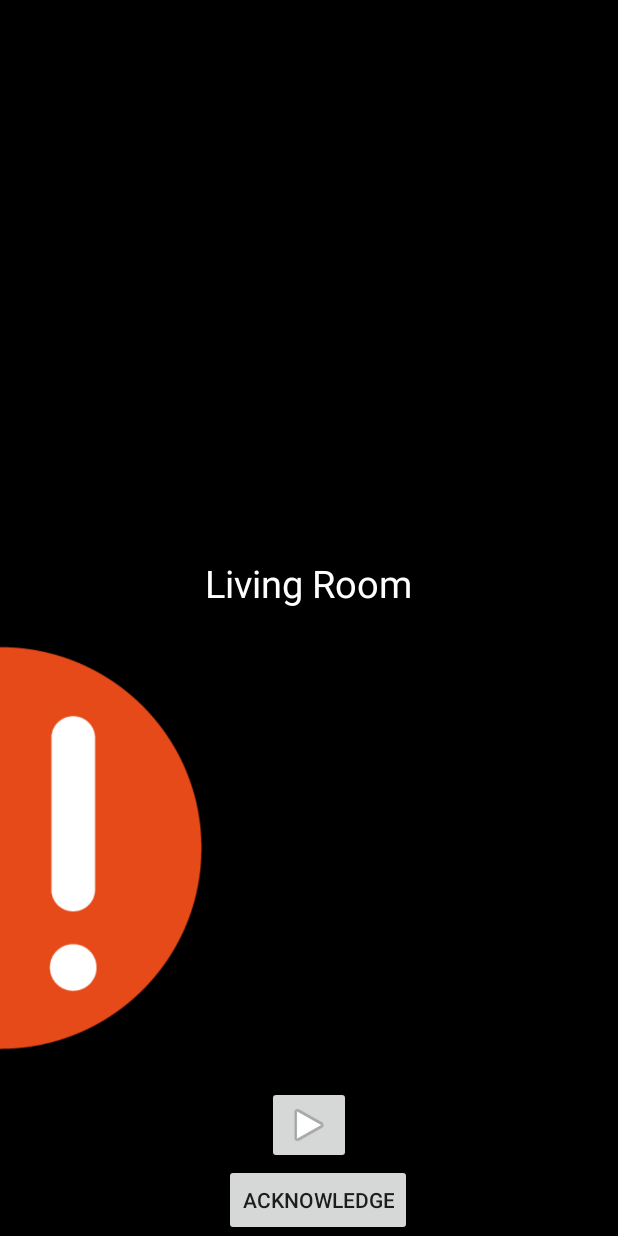
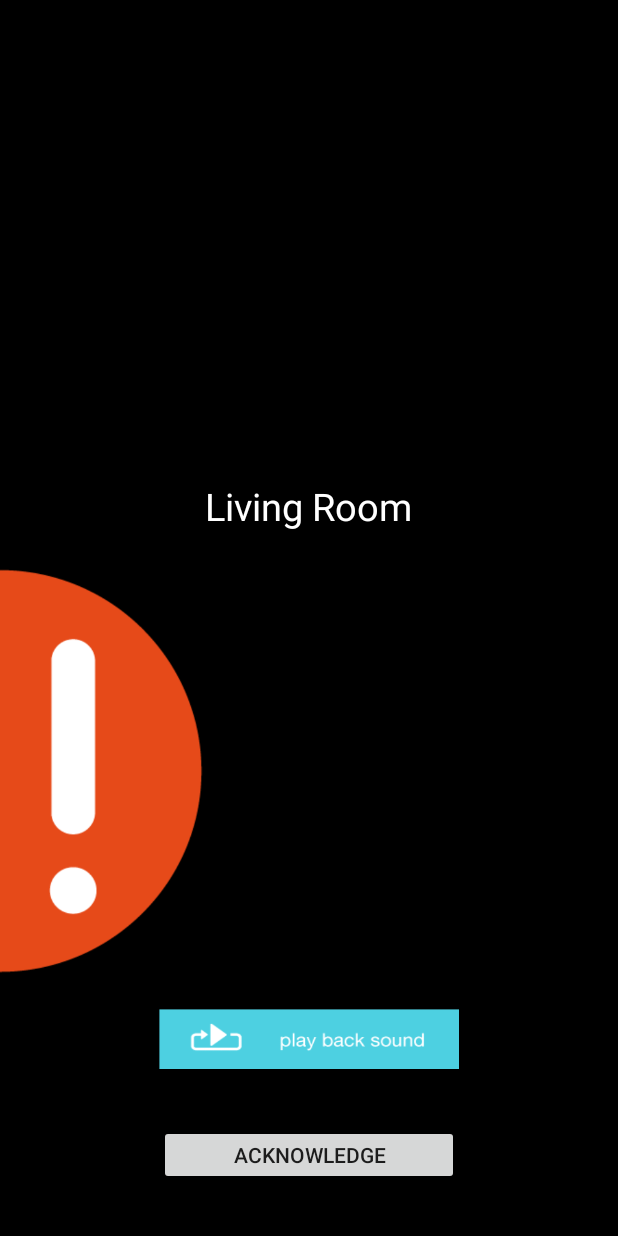
Before and after one commit to SNAP-SAPIENT/ThirdEar, an Android app: the AlertActivity screen opened directly, with no data from a screen before it, on a phone screen of 412 x 824 dp. Run offline under Robolectric (Android 15) with nearby library versions, the phone set to English and light mode, and no system bars.

Commit message:
Alert window buttons

```diff
--- a/Android/ThirdEar/app/src/main/AndroidManifest.xml
+++ b/Android/ThirdEar/app/src/main/AndroidManifest.xml
@@ -20,6 +20,7 @@
             android:name=".MainActivity"
             android:label="@string/app_name"
             android:screenOrientation="portrait"
+            android:launchMode="singleInstance"
             android:theme="@style/AppTheme.NoActionBar">
             <intent-filter>
                 <action android:name="android.intent.action.MAIN" />
--- a/Android/ThirdEar/app/src/main/java/com/snap/thirdear/AlertActivity.java
+++ b/Android/ThirdEar/app/src/main/java/com/snap/thirdear/AlertActivity.java
@@ -39,4 +39,10 @@ public class AlertActivity extends AppCompatActivity {
         }
     }
 
+    public void closeAlert(View view){
+        Intent intent = new Intent(this,MainActivity.class);
+        finish();
+        startActivity(intent);
+    }
+
 }
--- a/Android/ThirdEar/app/src/main/java/com/snap/thirdear/service/BackgroundSpeechRecognizer.java
+++ b/Android/ThirdEar/app/src/main/java/com/snap/thirdear/service/BackgroundSpeechRecognizer.java
@@ -3,11 +3,9 @@ package com.snap.thirdear.service;
 import android.app.Service;
 import android.content.Context;
 import android.content.Intent;
-import android.database.Cursor;
 import android.database.sqlite.SQLiteDatabase;
 import android.media.AudioManager;
 import android.os.Bundle;
-import android.os.Handler;
 import android.os.IBinder;
 import android.os.Vibrator;
 import android.speech.RecognitionListener;
--- a/Android/ThirdEar/app/src/main/res/layout/activity_alert.xml
+++ b/Android/ThirdEar/app/src/main/res/layout/activity_alert.xml
@@ -4,7 +4,8 @@
     android:layout_height="match_parent"
     android:background="@color/alertBackground"
     tools:context="com.snap.thirdear.AlertActivity"
-    android:id="@+id/fullscreenContent">
+    android:id="@+id/fullscreenContent"
+    android:onClick="closeAlert">
 
     <ImageView
         android:layout_width="159dp"
@@ -20,9 +21,9 @@
         android:layout_height="wrap_content"
         android:text="Living Room"
         android:id="@+id/deviceName"
-        android:layout_above="@+id/imageView"
         android:textColor="@color/alertText"
         android:textSize="25sp"
+        android:layout_above="@+id/imageView"
         android:layout_centerHorizontal="true" />
 
     <TextView
@@ -38,20 +39,23 @@
         android:layout_toEndOf="@+id/imageView" />
 
     <ImageButton
-        android:layout_width="wrap_content"
-        android:layout_height="wrap_content"
         android:id="@+id/imageButton"
-        android:src="@android:drawable/ic_media_play"
-        android:layout_above="@+id/button"
+        android:background="@drawable/playback"
+        android:layout_width="200dp"
+        android:layout_height="40dp"
+        android:layout_marginBottom="37dp"
+        android:layout_above="@+id/acknowledge_button"
         android:layout_centerHorizontal="true" />
 
     <Button
-        android:layout_width="wrap_content"
-        android:layout_height="wrap_content"
-        android:text="Acknowledge"
-        android:id="@+id/button"
+        android:layout_width="200dp"
+        android:layout_height="40dp"
+        android:text="@string/acknowledge"
+        android:id="@+id/acknowledge_button"
         android:layout_alignParentBottom="true"
-        android:layout_alignEnd="@+id/deviceName" />
+        android:layout_alignStart="@+id/imageButton"
+        android:layout_marginBottom="34dp"
+        android:onClick="closeAlert" />
 
 
 </RelativeLayout>
--- a/Android/ThirdEar/app/src/main/res/values/strings.xml
+++ b/Android/ThirdEar/app/src/main/res/values/strings.xml
@@ -25,6 +25,7 @@
     <string name="enter_key_words">Enter key words</string>
     <string name="add_keyword_group_empty_error">Cannot add keyword as group is empty</string>
     <string name="add_keyword_empty_text_error">please enter key word</string>
+    <string name="acknowledge">Acknowledge</string>
 
 
 </resources>
```
Also changed, not shown: Android/ThirdEar/app/src/main/java/com/snap/thirdear/MainActivity.java (+6 -6 lines), Android/ThirdEar/app/src/main/res/drawable/playback.png (added).
